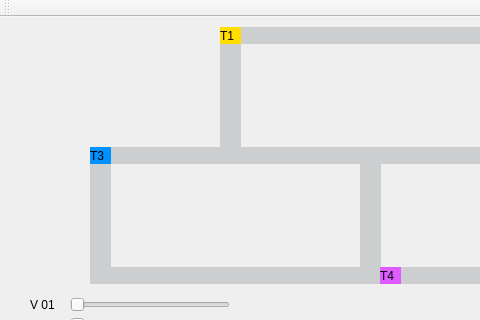
The window that mainwindow.ui (herlmanoel/trens) describes before a commit, drawn with Qt 5; both pictures show x 0 to 480 and y 0 to 320 of the 992 by 439 pixel window.
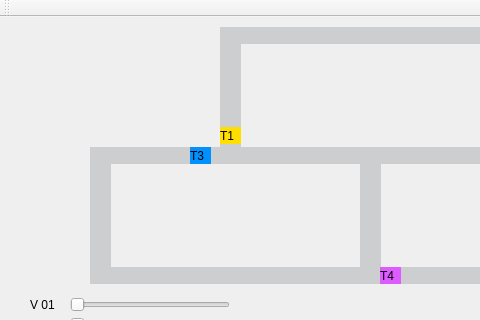
The same window after the commit.

Diff of the .ui file:
```diff
--- a/mainwindow.ui
+++ b/mainwindow.ui
@@ -18,7 +18,7 @@
     <property name="geometry">
      <rect>
       <x>220</x>
-      <y>10</y>
+      <y>110</y>
       <width>21</width>
       <height>17</height>
      </rect>
@@ -225,7 +225,7 @@
    <widget class="QLabel" name="label_trem3">
     <property name="geometry">
      <rect>
-      <x>90</x>
+      <x>190</x>
       <y>130</y>
       <width>21</width>
       <height>17</height>
```
